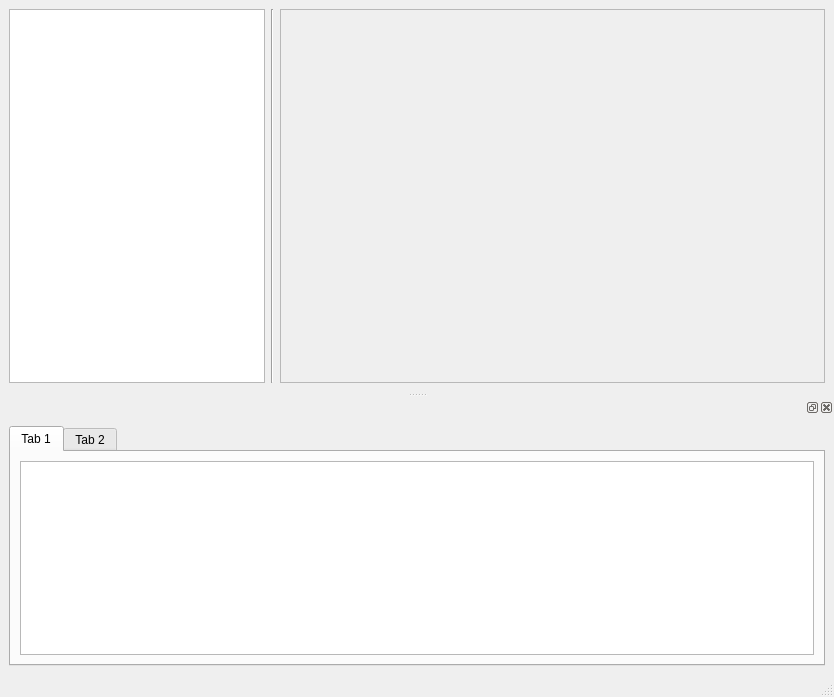
The window that maya_script/CheckTool/Qt/UI/GUIforPM/DetailsWindowForPM.ui (FengYusheng/MyUtils) describes before a commit, drawn with Qt 5.
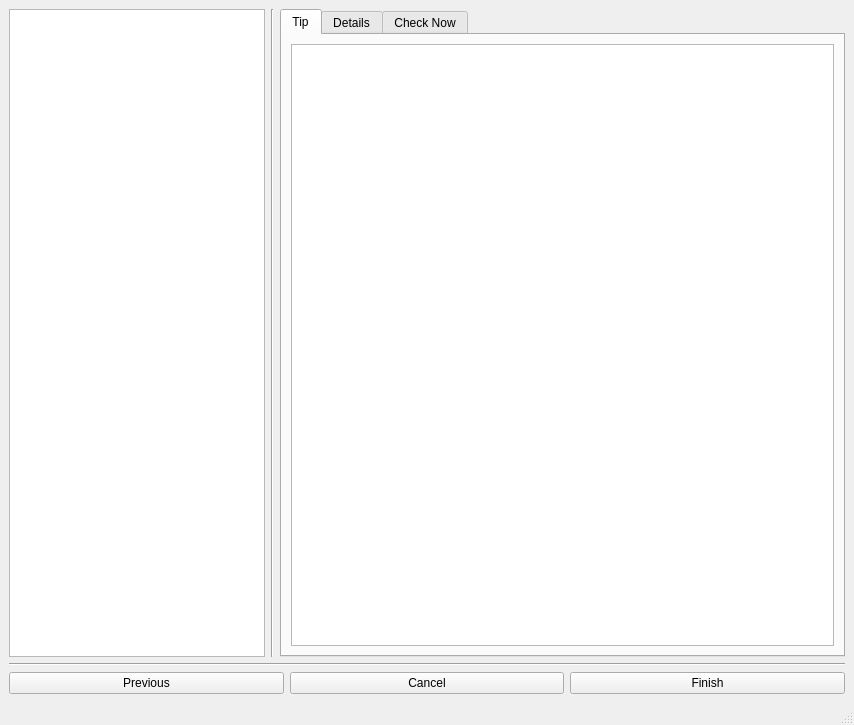
The same window after the commit.

```diff
--- a/maya_script/CheckTool/Qt/UI/GUIforPM/DetailsWindowForPM.ui
+++ b/maya_script/CheckTool/Qt/UI/GUIforPM/DetailsWindowForPM.ui
@@ -6,8 +6,8 @@
    <rect>
     <x>0</x>
     <y>0</y>
-    <width>834</width>
-    <height>697</height>
+    <width>854</width>
+    <height>725</height>
    </rect>
   </property>
   <property name="sizePolicy">
@@ -20,6 +20,8 @@
    <string>MainWindow</string>
   </property>
   <widget class="QWidget" name="centralwidget">
+   <layout class="QVBoxLayout" name="verticalLayout">
+    <item>
    <layout class="QHBoxLayout" name="horizontalLayout">
     <item>
      <widget class="QListView" name="listView_2">
@@ -48,21 +50,88 @@
      </widget>
     </item>
     <item>
-     <widget class="QScrollArea" name="scrollArea_2">
-      <property name="widgetResizable">
+       <widget class="QTabWidget" name="DetailsTabWidget">
+        <property name="tabShape">
+         <enum>QTabWidget::Rounded</enum>
+        </property>
+        <property name="currentIndex">
+         <number>0</number>
+        </property>
+        <property name="elideMode">
+         <enum>Qt::ElideNone</enum>
+        </property>
+        <property name="movable">
        <bool>true</bool>
       </property>
-      <widget class="QWidget" name="scrollAreaWidgetContents_2">
-       <property name="geometry">
-        <rect>
-         <x>0</x>
-         <y>0</y>
-         <width>543</width>
-         <height>476</height>
-        </rect>
-       </property>
-      </widget>
-     </widget>
+        <property name="tabBarAutoHide">
+         <bool>true</bool>
+        </property>
+        <widget class="QWidget" name="tipTab">
+         <attribute name="title">
+          <string>Tip</string>
+         </attribute>
+         <layout class="QGridLayout" name="gridLayout_2">
+          <item row="0" column="0">
+           <widget class="QTextBrowser" name="tipTextBrower">
+            <property name="readOnly">
+             <bool>false</bool>
+            </property>
+            <property name="html">
+             <string>&lt;!DOCTYPE HTML PUBLIC &quot;-//W3C//DTD HTML 4.0//EN&quot; &quot;http://www.w3.org/TR/REC-html40/strict.dtd&quot;&gt;
+&lt;html&gt;&lt;head&gt;&lt;meta name=&quot;qrichtext&quot; content=&quot;1&quot; /&gt;&lt;style type=&quot;text/css&quot;&gt;
+p, li { white-space: pre-wrap; }
+&lt;/style&gt;&lt;/head&gt;&lt;body style=&quot; font-family:'SimSun'; font-size:9pt; font-weight:400; font-style:normal;&quot;&gt;
+&lt;p style=&quot;-qt-paragraph-type:empty; margin-top:0px; margin-bottom:0px; margin-left:0px; margin-right:0px; -qt-block-indent:0; text-indent:0px; font-size:8pt;&quot;&gt;&lt;br /&gt;&lt;/p&gt;&lt;/body&gt;&lt;/html&gt;</string>
+            </property>
+           </widget>
+          </item>
+         </layout>
+        </widget>
+        <widget class="QWidget" name="DetailsTab">
+         <attribute name="title">
+          <string>Details</string>
+         </attribute>
+        </widget>
+        <widget class="QWidget" name="checkTab">
+         <attribute name="title">
+          <string>Check Now</string>
+         </attribute>
+        </widget>
+       </widget>
+      </item>
+     </layout>
+    </item>
+    <item>
+     <widget class="Line" name="line_2">
+      <property name="orientation">
+       <enum>Qt::Horizontal</enum>
+      </property>
+     </widget>
+    </item>
+    <item>
+     <layout class="QHBoxLayout" name="horizontalLayout_2">
+      <item>
+       <widget class="QPushButton" name="prevButton">
+        <property name="text">
+         <string>Previous</string>
+        </property>
+       </widget>
+      </item>
+      <item>
+       <widget class="QPushButton" name="cancelButton">
+        <property name="text">
+         <string>Cancel</string>
+        </property>
+       </widget>
+      </item>
+      <item>
+       <widget class="QPushButton" name="finishButton">
+        <property name="text">
+         <string>Finish</string>
+        </property>
+       </widget>
+      </item>
+     </layout>
     </item>
    </layout>
   </widget>
@@ -77,34 +146,6 @@
    </property>
   </widget>
   <widget class="QStatusBar" name="statusbar"/>
-  <widget class="QDockWidget" name="dockWidget_3">
-   <attribute name="dockWidgetArea">
-    <number>8</number>
-   </attribute>
-   <widget class="QWidget" name="dockWidgetContents_3">
-    <layout class="QGridLayout" name="gridLayout_3">
-     <item row="0" column="0">
-      <widget class="QTabWidget" name="tabWidget_2">
-       <widget class="QWidget" name="tab_3">
-        <attribute name="title">
-         <string>Tab 1</string>
-        </attribute>
-        <layout class="QGridLayout" name="gridLayout_5">
-         <item row="0" column="0">
-          <widget class="QTextBrowser" name="textBrowser"/>
-         </item>
-        </layout>
-       </widget>
-       <widget class="QWidget" name="tab_4">
-        <attribute name="title">
-         <string>Tab 2</string>
-        </attribute>
-       </widget>
-      </widget>
-     </item>
-    </layout>
-   </widget>
-  </widget>
  </widget>
  <resources/>
  <connections/>
```
Left out of the diff: 12 changed lines with no effect on the pictures. Lines whose indentation alone changed are shown as unchanged.
